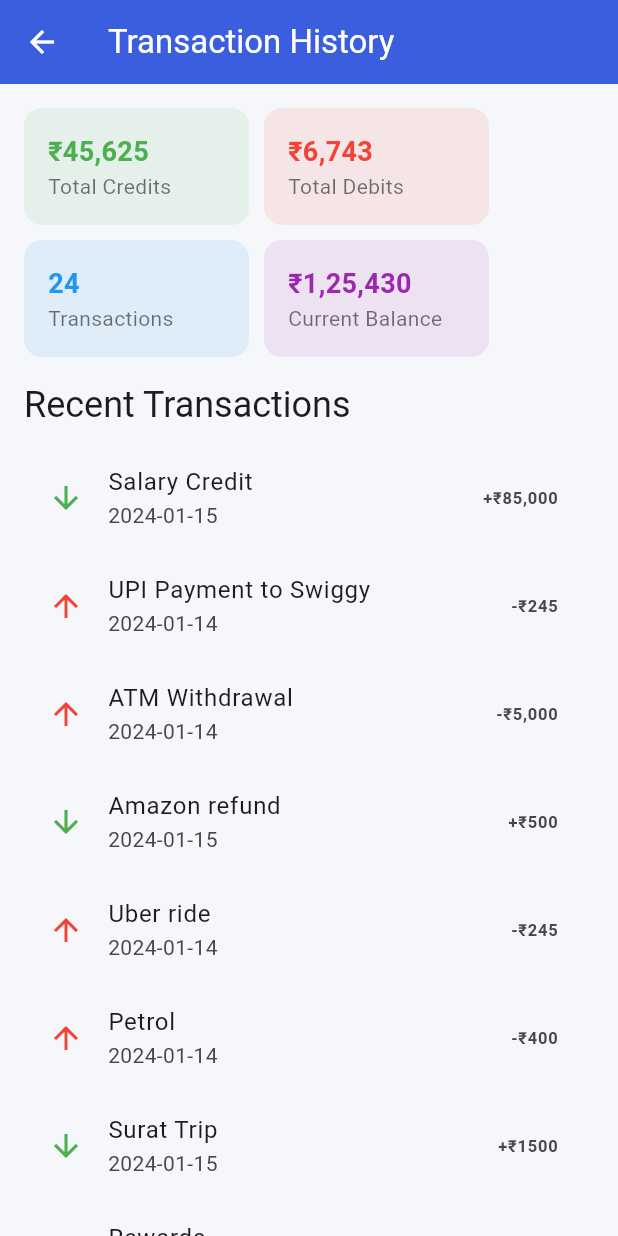
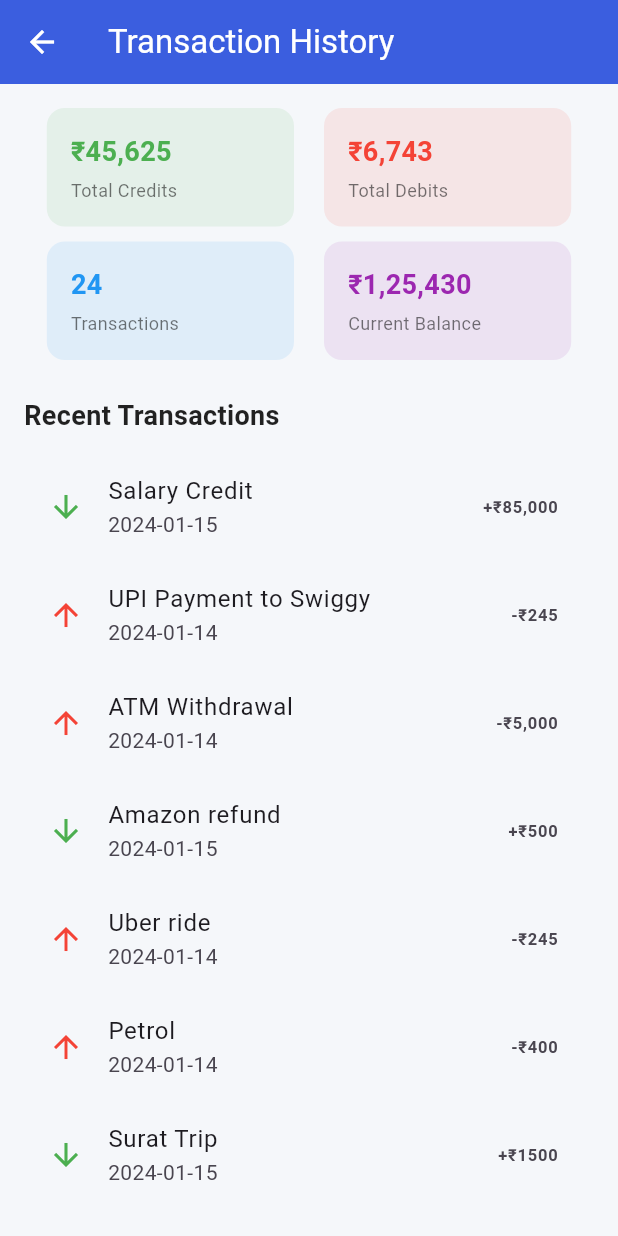
Before and after one commit to manya7s/canbank, a Flutter app: the TransactionHistoryPage screen opened directly, on a phone screen of 412 x 824 dp. Run offline on Flutter 3.47's test engine with Material 3 defaults, Android fonts, the phone set to English and light mode, and no system bars.

Commit message:
centered card
centered the 4 cards at the top

```diff
--- a/lib/screens/transaction_history_page.dart
+++ b/lib/screens/transaction_history_page.dart
@@ -10,7 +10,6 @@ class TransactionHistoryPage extends StatelessWidget {
     {"title": "Petrol", "amount": "-₹400", "date": "2024-01-14", "type": "debit"},
     {"title": "Surat Trip", "amount": "+₹1500", "date": "2024-01-15", "type": "credit"},
     {"title": "Rewards", "amount": "+₹150", "date": "2024-01-15", "type": "credit"},
-
   ];
 
   @override
@@ -19,32 +18,36 @@ class TransactionHistoryPage extends StatelessWidget {
       appBar: AppBar(
         title: Text(
           "Transaction History",
-          style: TextStyle(
-            color: Colors.white, // Title text color
-          ),
+          style: TextStyle(color: Colors.white),
         ),
         backgroundColor: Color(0xFF3B5EDF),
-        iconTheme: IconThemeData(
-          color: Colors.white, // Back arrow color
-        ),
+        iconTheme: IconThemeData(color: Colors.white),
       ),
-
       body: ListView(
         padding: EdgeInsets.all(16),
         children: [
+          // Center-aligned cards using Wrap
           Wrap(
+            alignment: WrapAlignment.center,
             spacing: 10,
             runSpacing: 10,
             children: [
-              _buildStatCard("₹45,625", "Total Credits", Colors.green),
-              _buildStatCard("₹6,743", "Total Debits", Colors.red),
-              _buildStatCard("24", "Transactions", Colors.blue),
-              _buildStatCard("₹1,25,430", "Current Balance", Colors.purple),
+              _buildStatCard(context, "₹45,625", "Total Credits", Colors.green),
+              _buildStatCard(context, "₹6,743", "Total Debits", Colors.red),
+              _buildStatCard(context, "24", "Transactions", Colors.blue),
+              _buildStatCard(context, "₹1,25,430", "Current Balance", Colors.purple),
             ],
           ),
-          SizedBox(height: 16),
-          Text("Recent Transactions", style: Theme.of(context).textTheme.headlineSmall),
-          SizedBox(height: 10),
+          SizedBox(height: 24), // Increased from 16 to 24
+          Text(
+            "Recent Transactions",
+            style: TextStyle( // Replaced Theme.of(context).textTheme.headlineSmall
+              fontSize: 18, // Reduced from default headlineSmall (usually 24)
+              fontWeight: FontWeight.w600, // Semi-bold instead of bold
+              color: Colors.black87,
+            ),
+          ),
+          SizedBox(height: 12), // Reduced from 10 to 12
           ...transactions.map((txn) => ListTile(
             leading: Icon(
               txn["type"] == "credit" ? Icons.arrow_downward : Icons.arrow_upward,
@@ -53,16 +56,17 @@ class TransactionHistoryPage extends StatelessWidget {
             title: Text(txn["title"]!),
             subtitle: Text(txn["date"]!),
             trailing: Text(txn["amount"]!, style: TextStyle(fontWeight: FontWeight.bold)),
-          )),
+          )).toList(),
         ],
       ),
     );
   }
 
-  Widget _buildStatCard(String value, String label, Color color) {
+  Widget _buildStatCard(BuildContext context, String value, String label, Color color) {
     return Container(
-      width: 150,
+      width: MediaQuery.of(context).size.width * 0.4,
       padding: EdgeInsets.all(16),
+      margin: EdgeInsets.symmetric(horizontal: 5),
       decoration: BoxDecoration(
         color: color.withOpacity(0.1),
         borderRadius: BorderRadius.circular(12),
@@ -71,7 +75,8 @@ class TransactionHistoryPage extends StatelessWidget {
         crossAxisAlignment: CrossAxisAlignment.start,
         children: [
           Text(value, style: TextStyle(fontSize: 18, fontWeight: FontWeight.bold, color: color)),
-          Text(label, style: TextStyle(color: Colors.black54)),
+          SizedBox(height: 4),
+          Text(label, style: TextStyle(color: Colors.black54, fontSize: 12)),
         ],
       ),
     );
```
